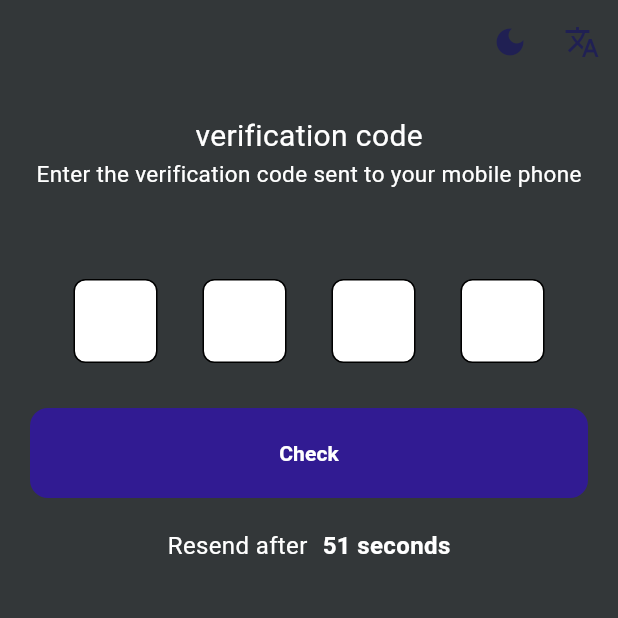
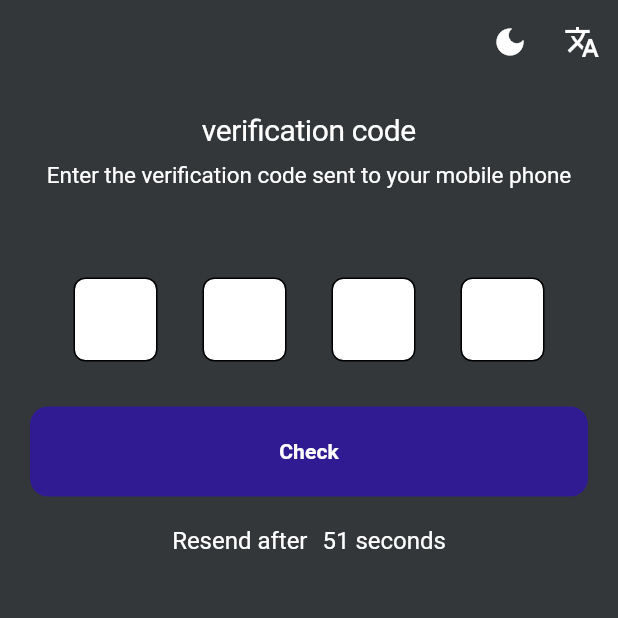
Before and after one commit to 1ahmeed/otp, a Flutter app: the screen it shows after launch, after a tap on the "dark mode" icon, on a phone screen of 412 x 824 dp, the top half of it. Run offline on Flutter 3.47's test engine with Material 3 defaults, Android fonts, the phone set to English and light mode, and no system bars; drawn by our look-alikes of pinput; our stand-ins replace bloc, dartz, device_preview, dio, equatable, flutter_bloc and 4 more.

Commit message:
handle app colors with theme

```diff
--- a/lib/core/utils/app_color.dart
+++ b/lib/core/utils/app_color.dart
@@ -4,10 +4,11 @@
 import 'package:flutter/material.dart';
 import 'hex_color.dart';
 
-class AppColors{
-  static Color primary = HexColor('#202053');
-  static Color hint=Colors.grey;
-  static Color backGround=Colors.white;
-  static Color colorAppBarText=Colors.black;
-
+class AppColors {
+  static Color primary =  Colors.white;
+  static Color dark =  const Color(0xff333739);
+  static Color black =  Colors.black;
+  static Color grey=Colors.grey;
+  static Color red=Colors.red;
+  static Color deepPurple=Colors.deepPurple[900]!;
 }
--- a/lib/core/utils/styles.dart
+++ b/lib/core/utils/styles.dart
@@ -5,7 +5,7 @@ abstract class Styles {
       fontSize: 20,
       color: Colors.red[900]
   );
-  static final textStyle15Grey = TextStyle(fontSize: 15, color: Colors.grey[900]);
+  static final textStyle15Grey = TextStyle(fontSize: 15, color: Colors.grey[600]);
   static const textStyle15Black =  TextStyle(
       fontSize: 16,
       color: Colors.black
--- a/lib/core/utils/theme.dart
+++ b/lib/core/utils/theme.dart
@@ -1,65 +1,68 @@
 import 'package:flutter/material.dart';
 import 'package:flutter/services.dart';
+import 'package:otp_creative_minds/core/utils/app_color.dart';
+import 'package:otp_creative_minds/core/utils/styles.dart';
 
 import 'hex_color.dart';
 
 class AppTheme {
   static ThemeData lightTheme = ThemeData(
-    primarySwatch: Colors.green,
-    scaffoldBackgroundColor: Colors.white,
-    appBarTheme: const AppBarTheme(
+    brightness: Brightness.light,
+
+    ///main colors
+    scaffoldBackgroundColor: AppColors.primary,
+
+    ///icon theme
+    iconTheme: IconThemeData(color: AppColors.black, size: 20),
+
+    ///app bar theme
+    appBarTheme:   AppBarTheme(
         titleSpacing: 20.0,
-        backgroundColor: Colors.white,
+        backgroundColor: AppColors.primary,
         elevation: 0.0,
-        systemOverlayStyle: SystemUiOverlayStyle(
+        systemOverlayStyle: const SystemUiOverlayStyle(
           statusBarIconBrightness: Brightness.dark,
           statusBarColor: Colors.white,
         ),
-        titleTextStyle: TextStyle(
+        titleTextStyle: const TextStyle(
           color: Colors.black,
           fontSize: 18.0,
           fontWeight: FontWeight.bold,
         ),
-        iconTheme: IconThemeData(
+        iconTheme: const IconThemeData(
           color: Colors.black,
         )),
+
+    ///text theme
+    textTheme: TextTheme(
+        displayLarge: Styles.textStyle20Red,
+        displayMedium: Styles.textStyle15Grey,
+        displaySmall: Styles.textStyle15Black,
+        headlineLarge: Styles.textStyle15DeepPurple
+
+    ),
+
+    ///bottom navigate theme
     bottomNavigationBarTheme: const BottomNavigationBarThemeData(
       type: BottomNavigationBarType.fixed,
       selectedItemColor: Colors.green,
       unselectedItemColor: Colors.grey,
       backgroundColor: Colors.white,
     ),
-    textTheme: const TextTheme(
-      bodyLarge: TextStyle(
-        fontSize: 18.0,
-        fontWeight: FontWeight.w600,
-        color: Colors.black,
-      ),
-      // bodyMedium:,
-      // bodySmall:,
-      // displayLarge:,
-      // displayMedium:,
-      // displaySmall:,
-      // headlineLarge:,
-      // headlineMedium:,
-      // headlineSmall:,
-      // labelLarge:,
-      // labelMedium:,
-      // labelSmall:,
-      // titleLarge:,
-      // titleMedium:,
-      // titleSmall:,
 
-    ),
-      brightness: Brightness.light
+
   );
 
   static ThemeData darkTheme = ThemeData(
-    scaffoldBackgroundColor: HexColor('333739'),
-    primarySwatch: Colors.green,
-      brightness: Brightness.dark,
+    brightness: Brightness.dark,
 
-    // backgroundColor: HexColor('333739'),
+    ///main colors
+    scaffoldBackgroundColor: AppColors.dark,
+
+    ///icon theme
+    iconTheme: IconThemeData(color: AppColors.primary),
+
+    ///app bar theme
     appBarTheme: AppBarTheme(
       backgroundColor: HexColor('333739'),
       titleSpacing: 20.0,
@@ -77,6 +80,16 @@ class AppTheme {
         color: Colors.white,
       ),
     ),
+    ///text theme
+    textTheme: TextTheme(
+      displayLarge: Styles.textStyle20Red.copyWith(color: AppColors.primary),
+      displayMedium:
+      Styles.textStyle15Grey.copyWith(color: AppColors.primary),
+      displaySmall:
+      Styles.textStyle15Black.copyWith(color: AppColors.primary),
+      headlineLarge: Styles.textStyle15DeepPurple.copyWith(color: AppColors.primary),
+    ),
+
     bottomNavigationBarTheme: BottomNavigationBarThemeData(
       type: BottomNavigationBarType.fixed,
       selectedItemColor: Colors.white,
@@ -84,15 +97,6 @@ class AppTheme {
       backgroundColor: HexColor('333739'),
     ),
 
-    textTheme: const TextTheme(
-      bodyLarge: TextStyle(
-        color: Colors.white,
-        fontSize: 18.0,
-        fontWeight: FontWeight.w600,
-      ),
-      bodySmall: TextStyle(
-        color: Colors.white,
-      ),
-    ),
+
   );
 }
--- a/lib/features/otp/presentation/screens/otp_screen.dart
+++ b/lib/features/otp/presentation/screens/otp_screen.dart
@@ -9,6 +9,7 @@ import 'package:otp_creative_minds/features/otp/presentation/widgets/custom_butt
 import '../../../../core/utils/app_color.dart';
 import '../../../../generated/l10n.dart';
 
+import '../widgets/app_bar.dart';
 import '../widgets/otp_field_widget.dart';
 import '../widgets/resend_timer_widget.dart';
 
@@ -43,17 +44,12 @@ class _OTPScreenState extends State<OTPScreen> {
                       ///text
                       Text(
                         S.of(context).verificationCode,
-                        style: Styles.textStyle20Red.copyWith(
-                            color: Constants.checkDarkMode(context)
-                                ? Theme.of(context).textTheme.bodyLarge!.color
-                                : null),
+                        style:Theme.of(context).textTheme.displayLarge
                       ),
+                      const SizedBox(height: 10,),
                       Text(
                         S.current.enterVerificationCode,
-                        style: Styles.textStyle15Grey.copyWith(
-                            color: Constants.checkDarkMode(context)
-                                ? Theme.of(context).textTheme.bodyLarge!.color
-                                : null),
+                        style: Theme.of(context).textTheme.displayMedium,
                       ),
                       const SizedBox(
                         height: 60,
@@ -65,8 +61,8 @@ class _OTPScreenState extends State<OTPScreen> {
                       ),
                       ///button
                       CustomButtonOtp(
-                          backgroundColor: Colors.deepPurple[900],
-                          textColor: Colors.white,
+                          backgroundColor: AppColors.deepPurple,
+                          textColor: AppColors.primary,
                           onPressed: () {
                             if (cubit.formKey.currentState!.validate()) {}
                           },
@@ -87,43 +83,5 @@ class _OTPScreenState extends State<OTPScreen> {
     );
   }
 
-  AppBar buildAppBar(BuildContext context) {
-    return AppBar(
-            title: const Text(""),
-            centerTitle: true,
-      actions: [
-        IconButton(
-          icon: Icon(
-            Icons.dark_mode,
-            color: AppColors.primary,
-          ),
-          onPressed: ()  {
-            if (Constants.checkDarkMode(context)) {
-              context.read<AppBloc>().add(const AppEvent.changeModeEvent(false));
-              print("object mode ll");
-             } else {
-                context.read<AppBloc>().add(const AppEvent.changeModeEvent(true));
-              print("object mode dd");
 
-            }
-          },
-        ),
-        IconButton(
-          icon: Icon(
-            Icons.translate_outlined,
-            color: AppColors.primary,
-          ),
-          onPressed: () {
-            if (Constants.checkArabic()) {
-              print("object en");
-              context.read<AppBloc>().add(AppEvent.changeLocaleEvent(AppStrings.englishCode));
-            } else {
-              context.read<AppBloc>().add(const AppEvent.changeLocaleEvent(AppStrings.arabicCode));
-              print("object ar");
-            }
-          },
-        ),
-      ],
-          );
-  }
 }
--- /dev/null
+++ b/lib/features/otp/presentation/widgets/app_bar.dart
@@ -0,0 +1,42 @@
+ import 'package:flutter/material.dart';
+import 'package:flutter_bloc/flutter_bloc.dart';
+
+import '../../../../core/utils/app_string.dart';
+import '../../../../core/utils/constants.dart';
+import '../bloc/app_bloc.dart';
+
+AppBar buildAppBar(BuildContext context) {
+  return AppBar(
+    title: const Text(""),
+    centerTitle: true,
+    actions: [
+      IconButton(
+        icon: Icon(
+          Icons.dark_mode,
+          color: Theme.of(context).iconTheme.color,
+        ),
+        onPressed: ()  {
+          if (Constants.checkDarkMode(context)) {
+            context.read<AppBloc>().add(const AppEvent.changeModeEvent(false));
+          } else {
+            context.read<AppBloc>().add(const AppEvent.changeModeEvent(true));
+
+          }
+        },
+      ),
+      IconButton(
+        icon: Icon(
+          Icons.translate_outlined,
+          color: Theme.of(context).iconTheme.color,
+        ),
+        onPressed: () {
+          if (Constants.checkArabic()) {
+            context.read<AppBloc>().add(const AppEvent.changeLocaleEvent(AppStrings.englishCode));
+          } else {
+            context.read<AppBloc>().add(const AppEvent.changeLocaleEvent(AppStrings.arabicCode));
+          }
+        },
+      ),
+    ],
+  );
+}
--- a/lib/features/otp/presentation/widgets/otp_field_widget.dart
+++ b/lib/features/otp/presentation/widgets/otp_field_widget.dart
@@ -18,6 +18,7 @@ class _OtpScreenState extends State<OtpFieldWidget> {
   final defaultPinTheme = PinTheme(
     width: 56,
     height: 56,
+
     textStyle: const TextStyle(
       fontSize: 22,
       color: Color.fromRGBO(30, 60, 87, 1),
@@ -67,7 +68,7 @@ class _OtpScreenState extends State<OtpFieldWidget> {
         ),
         errorPinTheme: defaultPinTheme.copyWith(
           decoration: defaultPinTheme.decoration!.copyWith(
-            // color: Colors.red,
+            color: fillColor,
             borderRadius: BorderRadius.circular(8),
             border: Border.all(color: Colors.red),
           ),
--- a/lib/features/otp/presentation/widgets/resend_timer_widget.dart
+++ b/lib/features/otp/presentation/widgets/resend_timer_widget.dart
@@ -19,19 +19,14 @@ class ResendTimerWidget extends StatelessWidget {
       mainAxisAlignment: MainAxisAlignment.center,
       children: [
         Text(S.current.resendAfter,
-            style: Styles.textStyle15Black.copyWith(
-                color: Constants.checkDarkMode(context) ?Theme.of(context).textTheme.bodyLarge!.color:null
-
-            )),
+            style: Theme.of(context).textTheme.displaySmall),
         const SizedBox(
           width: 10,
         ),
         if(state is ChangeTimerState)
           Text("${state.counter} ${S.of(context).seconds}",
-              style: Styles.textStyle15DeepPurple.copyWith(
-                  color: Constants.checkDarkMode(context) ?Theme.of(context).textTheme.bodyLarge!.color:null,
-                  fontWeight: FontWeight.bold)),
-      ],
+              style: Theme.of(context).textTheme.headlineLarge,
+          )],
     );
   },
 );
--- a/lib/main.dart
+++ b/lib/main.dart
@@ -20,7 +20,7 @@ void main()async {
   runApp(
     DevicePreview(
       enabled: !kReleaseMode,
-      builder: (context) =>   MyApp(), // Wrap your app
+      builder: (context) =>   const MyApp(), // Wrap your app
     ),
   );
 }
@@ -52,7 +52,6 @@ class MyApp extends StatelessWidget {
             theme:AppTheme.lightTheme ,
             darkTheme: AppTheme.darkTheme,
             themeMode: mode!=null? mode!?ThemeMode.dark:ThemeMode.light:null,
-
             localizationsDelegates: const [
               S.delegate,
               GlobalMaterialLocalizations.delegate,
```
